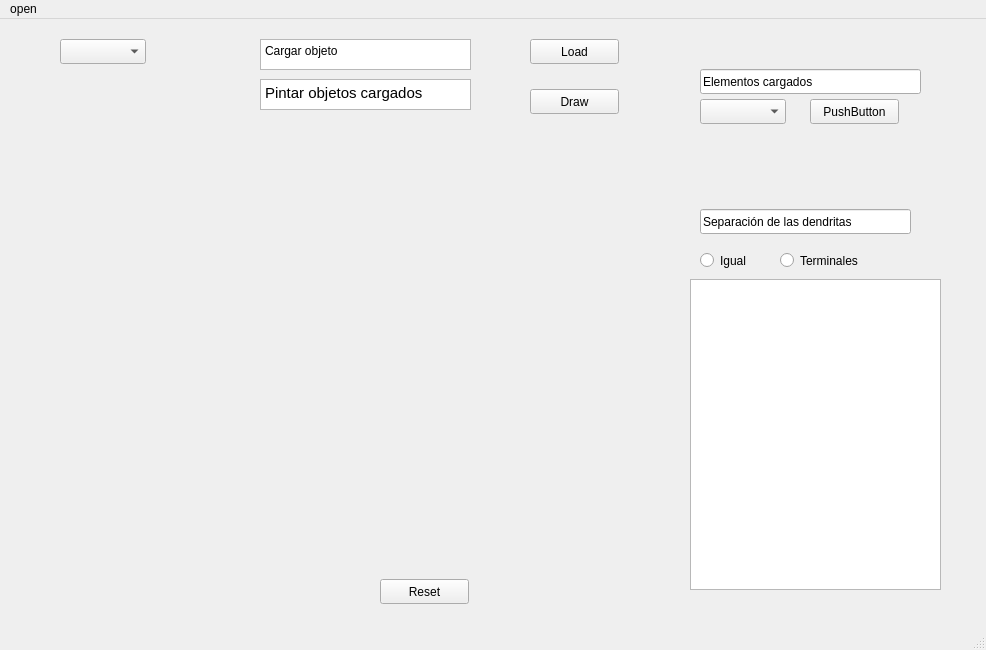
First picture: the form in source/hugo/mainwindow.ui, repository albertoam3/HUGO1.1, before the edit.
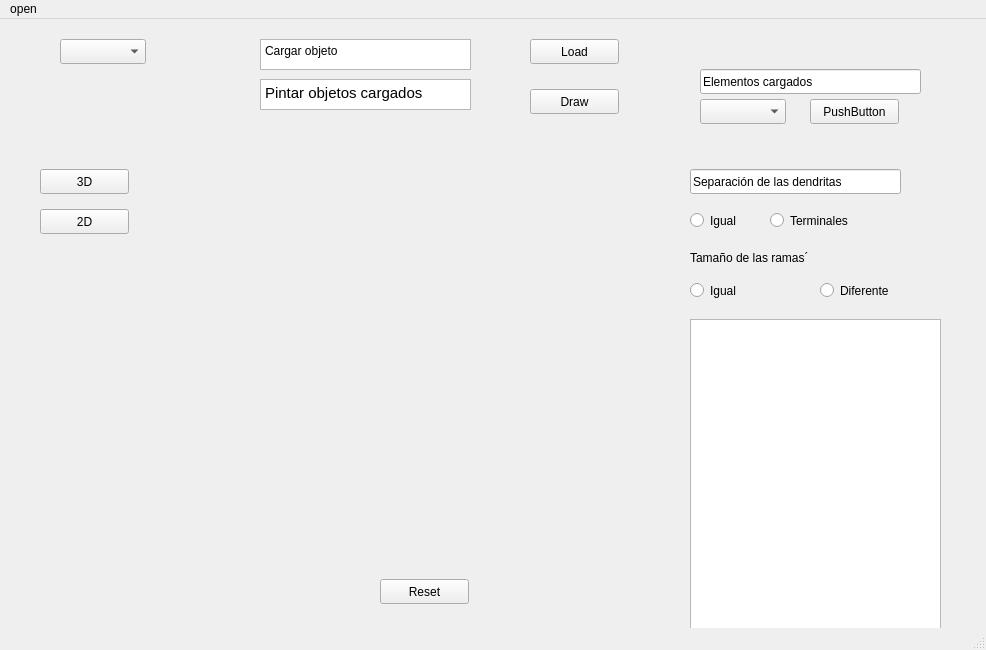
Second picture: the form after the edit. Custom widgets are drawn as their Qt base class.

```diff
--- a/source/hugo/mainwindow.ui
+++ b/source/hugo/mainwindow.ui
@@ -142,8 +142,8 @@
    <widget class="QLineEdit" name="lineEdit_2">
     <property name="geometry">
      <rect>
-      <x>700</x>
-      <y>190</y>
+      <x>690</x>
+      <y>150</y>
       <width>211</width>
       <height>25</height>
      </rect>
@@ -155,8 +155,8 @@
    <widget class="QRadioButton" name="igual">
     <property name="geometry">
      <rect>
-      <x>700</x>
-      <y>230</y>
+      <x>690</x>
+      <y>190</y>
       <width>112</width>
       <height>23</height>
      </rect>
@@ -168,8 +168,8 @@
    <widget class="QRadioButton" name="terminales">
     <property name="geometry">
      <rect>
-      <x>780</x>
-      <y>230</y>
+      <x>770</x>
+      <y>190</y>
       <width>112</width>
       <height>23</height>
      </rect>
@@ -182,12 +182,77 @@
     <property name="geometry">
      <rect>
       <x>690</x>
-      <y>260</y>
+      <y>300</y>
       <width>251</width>
       <height>311</height>
      </rect>
     </property>
    </widget>
+   <widget class="QPushButton" name="boton3D">
+    <property name="geometry">
+     <rect>
+      <x>40</x>
+      <y>150</y>
+      <width>89</width>
+      <height>25</height>
+     </rect>
+    </property>
+    <property name="text">
+     <string>3D</string>
+    </property>
+   </widget>
+   <widget class="QPushButton" name="boton2D">
+    <property name="geometry">
+     <rect>
+      <x>40</x>
+      <y>190</y>
+      <width>89</width>
+      <height>25</height>
+     </rect>
+    </property>
+    <property name="text">
+     <string>2D</string>
+    </property>
+   </widget>
+   <widget class="QRadioButton" name="igual_ramas">
+    <property name="geometry">
+     <rect>
+      <x>690</x>
+      <y>260</y>
+      <width>112</width>
+      <height>23</height>
+     </rect>
+    </property>
+    <property name="text">
+     <string>Igual</string>
+    </property>
+   </widget>
+   <widget class="QRadioButton" name="dif_rama">
+    <property name="geometry">
+     <rect>
+      <x>820</x>
+      <y>260</y>
+      <width>112</width>
+      <height>23</height>
+     </rect>
+    </property>
+    <property name="text">
+     <string>Diferente</string>
+    </property>
+   </widget>
+   <widget class="QLabel" name="label">
+    <property name="geometry">
+     <rect>
+      <x>690</x>
+      <y>230</y>
+      <width>201</width>
+      <height>17</height>
+     </rect>
+    </property>
+    <property name="text">
+     <string>Tamaño de las ramas´</string>
+    </property>
+   </widget>
   </widget>
   <widget class="QMenuBar" name="menubar">
    <property name="geometry">
```
